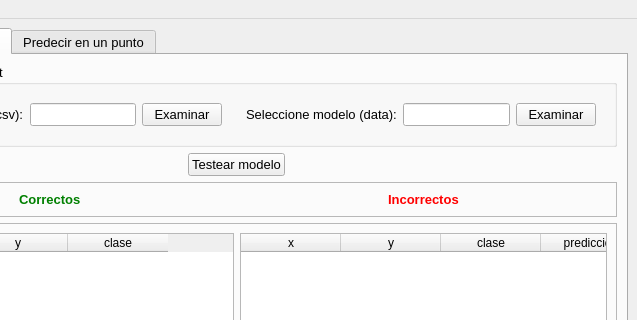
This is window.ui in gabrielhruza/iatpi as Qt 5 draws it before an edit; both pictures show x 163 to 800 and y 0 to 320 of the 800 by 600 pixel window. The edited form follows.
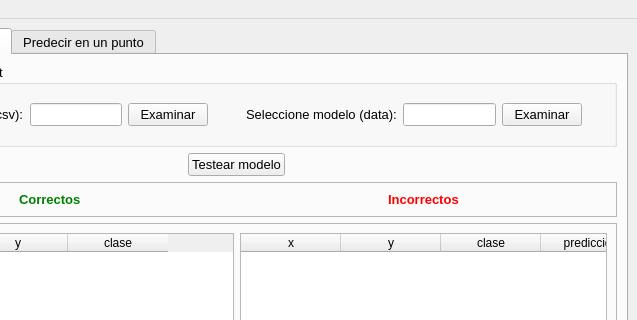
This is the edited form. The open tabs and pages were chosen to show the change. Custom widgets are drawn as their Qt base class.

Commit message: agregue mensajes de ayuda

What changed in the file:
```diff
--- a/window.ui
+++ b/window.ui
@@ -319,6 +319,16 @@
                 </property>
                </widget>
               </item>
+              <item>
+               <widget class="QLabel" name="help_test_dataset">
+                <property name="cursor">
+                 <cursorShape>WhatsThisCursor</cursorShape>
+                </property>
+                <property name="text">
+                 <string/>
+                </property>
+               </widget>
+              </item>
              </layout>
             </widget>
            </item>
@@ -352,6 +362,16 @@
                 </property>
                </widget>
               </item>
+              <item>
+               <widget class="QLabel" name="help_test_modelo">
+                <property name="cursor">
+                 <cursorShape>WhatsThisCursor</cursorShape>
+                </property>
+                <property name="text">
+                 <string/>
+                </property>
+               </widget>
+              </item>
              </layout>
             </widget>
            </item>
```
Left out of the diff: 12 changed lines with no effect on the pictures. The commit also changes 2 other files.
